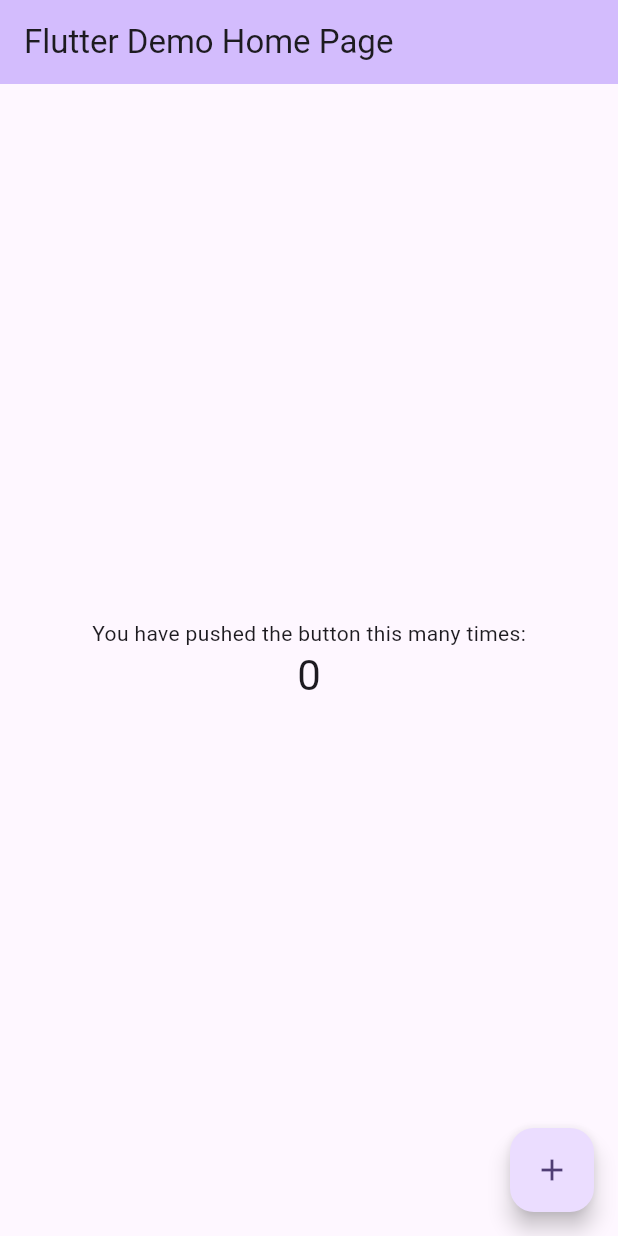
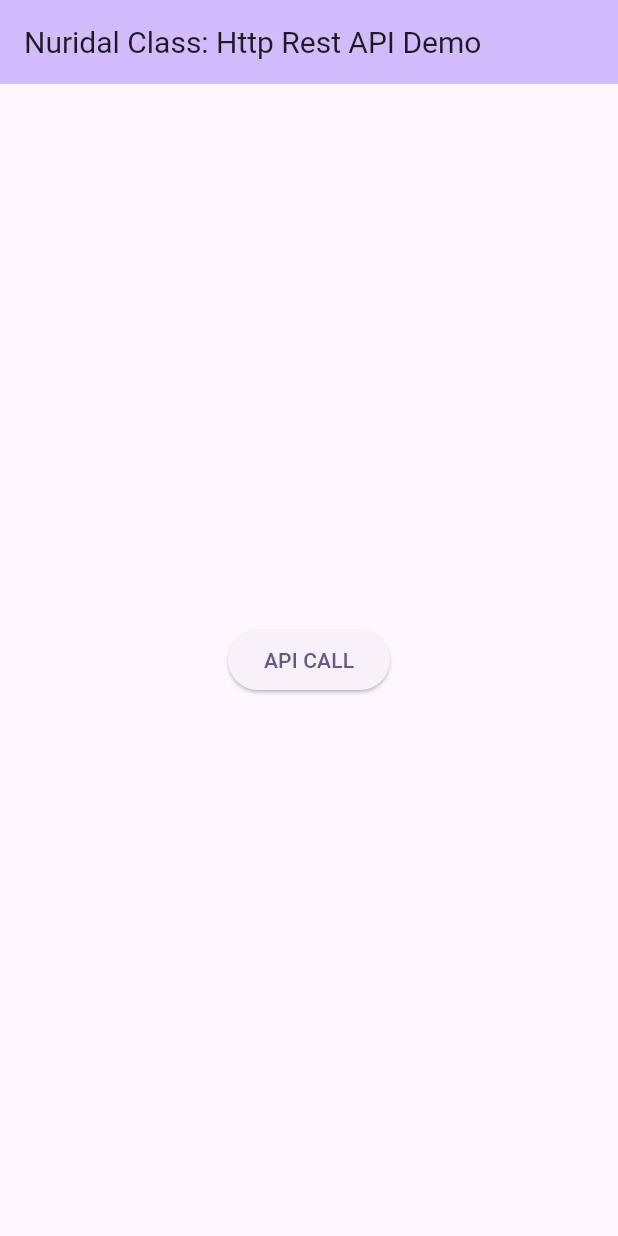
Before and after one commit to Jeoungeunseok/http-REST-API, a Flutter app: the screen it shows after launch, on a phone screen of 412 x 824 dp. Run offline on Flutter 3.47's test engine with Material 2 defaults, Android fonts, the phone set to English and light mode, and no system bars.

Commit message:
rest api test success

```diff
--- a/lib/main.dart
+++ b/lib/main.dart
@@ -1,124 +1,60 @@
 import 'package:flutter/material.dart';
+import 'package:tests/utils/http_request.dart';
 
 void main() {
-  runApp(const MyApp());
+  runApp(const HttpRestAPI());
 }
 
-class MyApp extends StatelessWidget {
-  const MyApp({super.key});
+class HttpRestAPI extends StatelessWidget {
+  const HttpRestAPI({super.key});
 
-  // This widget is the root of your application.
   @override
   Widget build(BuildContext context) {
     return MaterialApp(
-      title: 'Flutter Demo',
+      title: 'Nuridal Class',
       theme: ThemeData(
-        // This is the theme of your application.
-        //
-        // TRY THIS: Try running your application with "flutter run". You'll see
-        // the application has a blue toolbar. Then, without quitting the app,
-        // try changing the seedColor in the colorScheme below to Colors.green
-        // and then invoke "hot reload" (save your changes or press the "hot
-        // reload" button in a Flutter-supported IDE, or press "r" if you used
-        // the command line to start the app).
-        //
-        // Notice that the counter didn't reset back to zero; the application
-        // state is not lost during the reload. To reset the state, use hot
-        // restart instead.
-        //
-        // This works for code too, not just values: Most code changes can be
-        // tested with just a hot reload.
         colorScheme: ColorScheme.fromSeed(seedColor: Colors.deepPurple),
         useMaterial3: true,
       ),
-      home: const MyHomePage(title: 'Flutter Demo Home Page'),
+      home: const HttpPackagePage(title: 'Nuridal Class: Http Rest API Demo'),
     );
   }
 }
 
-class MyHomePage extends StatefulWidget {
-  const MyHomePage({super.key, required this.title});
-
-  // This widget is the home page of your application. It is stateful, meaning
-  // that it has a State object (defined below) that contains fields that affect
-  // how it looks.
-
-  // This class is the configuration for the state. It holds the values (in this
-  // case the title) provided by the parent (in this case the App widget) and
-  // used by the build method of the State. Fields in a Widget subclass are
-  // always marked "final".
+class HttpPackagePage extends StatefulWidget {
+  const HttpPackagePage({super.key, required this.title});
 
   final String title;
 
   @override
-  State<MyHomePage> createState() => _MyHomePageState();
+  State<HttpPackagePage> createState() => _HttpPackagePageState();
 }
 
-class _MyHomePageState extends State<MyHomePage> {
-  int _counter = 0;
+Map<String, dynamic>? apiResult;
 
-  void _incrementCounter() {
-    setState(() {
-      // This call to setState tells the Flutter framework that something has
-      // changed in this State, which causes it to rerun the build method below
-      // so that the display can reflect the updated values. If we changed
-      // _counter without calling setState(), then the build method would not be
-      // called again, and so nothing would appear to happen.
-      _counter++;
-    });
-  }
-
+class _HttpPackagePageState extends State<HttpPackagePage> {
   @override
   Widget build(BuildContext context) {
-    // This method is rerun every time setState is called, for instance as done
-    // by the _incrementCounter method above.
-    //
-    // The Flutter framework has been optimized to make rerunning build methods
-    // fast, so that you can just rebuild anything that needs updating rather
-    // than having to individually change instances of widgets.
     return Scaffold(
       appBar: AppBar(
-        // TRY THIS: Try changing the color here to a specific color (to
-        // Colors.amber, perhaps?) and trigger a hot reload to see the AppBar
-        // change color while the other colors stay the same.
         backgroundColor: Theme.of(context).colorScheme.inversePrimary,
-        // Here we take the value from the MyHomePage object that was created by
-        // the App.build method, and use it to set our appbar title.
-        title: Text(widget.title),
+        title: Text(
+          widget.title,
+          style: const TextStyle(fontSize: 20),
+        ),
       ),
       body: Center(
-        // Center is a layout widget. It takes a single child and positions it
-        // in the middle of the parent.
         child: Column(
-          // Column is also a layout widget. It takes a list of children and
-          // arranges them vertically. By default, it sizes itself to fit its
-          // children horizontally, and tries to be as tall as its parent.
-          //
-          // Column has various properties to control how it sizes itself and
-          // how it positions its children. Here we use mainAxisAlignment to
-          // center the children vertically; the main axis here is the vertical
-          // axis because Columns are vertical (the cross axis would be
-          // horizontal).
-          //
-          // TRY THIS: Invoke "debug painting" (choose the "Toggle Debug Paint"
-          // action in the IDE, or press "p" in the console), to see the
-          // wireframe for each widget.
           mainAxisAlignment: MainAxisAlignment.center,
           children: <Widget>[
-            const Text(
-              'You have pushed the button this many times:',
-            ),
-            Text(
-              '$_counter',
-              style: Theme.of(context).textTheme.headlineMedium,
-            ),
+            ElevatedButton(
+                onPressed: () async {
+                  apiResult = await httpGet(path: '/api/users?page=2');
+                  print(apiResult);
+                },
+                child: const Text('API CALL'))
           ],
         ),
-      ),
-      floatingActionButton: FloatingActionButton(
-        onPressed: _incrementCounter,
-        tooltip: 'Increment',
-        child: const Icon(Icons.add),
       ), // This trailing comma makes auto-formatting nicer for build methods.
     );
   }
--- a/pubspec.yaml
+++ b/pubspec.yaml
@@ -35,6 +35,7 @@ dependencies:
   # The following adds the Cupertino Icons font to your application.
   # Use with the CupertinoIcons class for iOS style icons.
   cupertino_icons: ^1.0.2
+  http: ^1.1.0
 
 dev_dependencies:
   flutter_test:
```
Also changed, not shown: lib/utils/http_request.dart (added, +26 -0 lines), pubspec.lock, 1 other file.
